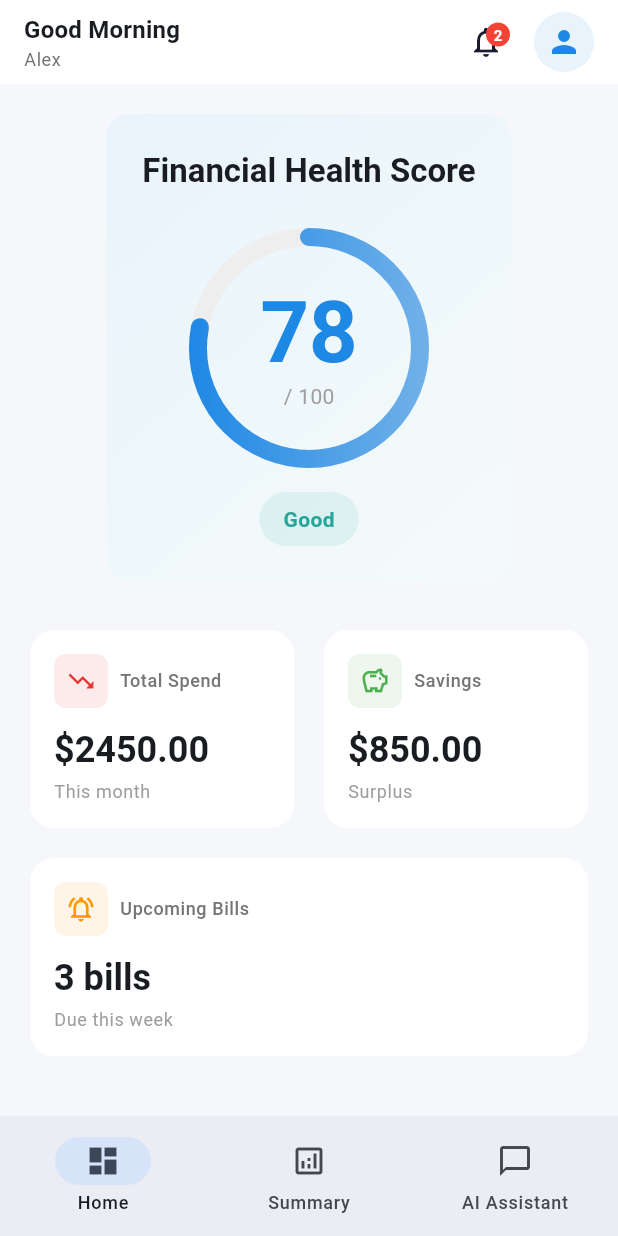
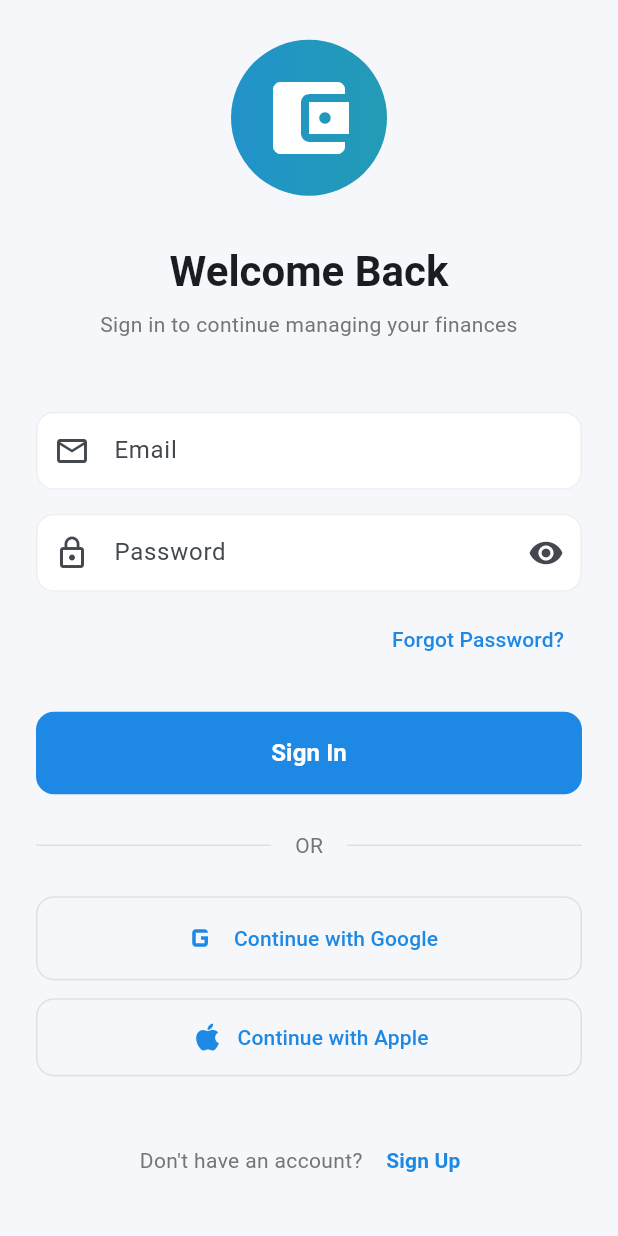
Before and after one commit to manmit-s/finai_app, a Flutter app: the screen it shows after launch, on a phone screen of 412 x 824 dp. Run offline on Flutter 3.47's test engine with Material 3 defaults, Android fonts, the light colour scheme and no system bars.

Commit message:
AuthPage Created

```diff
--- /dev/null
+++ b/lib/features/auth/presentation/login_page.dart
@@ -0,0 +1,284 @@
+import 'package:flutter/material.dart';
+import 'package:finai/features/auth/presentation/signup_page.dart';
+import 'package:finai/widgets/bottom_nav_scaffold.dart';
+
+/// Login page for user authentication
+class LoginPage extends StatefulWidget {
+  const LoginPage({super.key});
+
+  @override
+  State<LoginPage> createState() => _LoginPageState();
+}
+
+class _LoginPageState extends State<LoginPage> {
+  final _formKey = GlobalKey<FormState>();
+  final _emailController = TextEditingController();
+  final _passwordController = TextEditingController();
+  bool _isPasswordVisible = false;
+  bool _isLoading = false;
+
+  @override
+  void dispose() {
+    _emailController.dispose();
+    _passwordController.dispose();
+    super.dispose();
+  }
+
+  Future<void> _handleLogin() async {
+    if (_formKey.currentState!.validate()) {
+      setState(() {
+        _isLoading = true;
+      });
+
+      // Simulate API call
+      await Future.delayed(const Duration(seconds: 2));
+
+      if (mounted) {
+        setState(() {
+          _isLoading = false;
+        });
+
+        // Navigate to home page
+        Navigator.of(context).pushReplacement(
+          MaterialPageRoute(builder: (context) => const BottomNavScaffold()),
+        );
+      }
+    }
+  }
+
+  @override
+  Widget build(BuildContext context) {
+    return Scaffold(
+      backgroundColor: Theme.of(context).scaffoldBackgroundColor,
+      body: SafeArea(
+        child: Center(
+          child: SingleChildScrollView(
+            padding: const EdgeInsets.all(24),
+            child: Form(
+              key: _formKey,
+              child: Column(
+                mainAxisAlignment: MainAxisAlignment.center,
+                crossAxisAlignment: CrossAxisAlignment.stretch,
+                children: [
+                  // Logo and Title
+                  Container(
+                    padding: const EdgeInsets.all(20),
+                    decoration: BoxDecoration(
+                      gradient: LinearGradient(
+                        colors: [
+                          Theme.of(context).colorScheme.primary,
+                          Theme.of(context).colorScheme.secondary,
+                        ],
+                      ),
+                      shape: BoxShape.circle,
+                    ),
+                    child: const Icon(
+                      Icons.account_balance_wallet,
+                      size: 64,
+                      color: Colors.white,
+                    ),
+                  ),
+                  const SizedBox(height: 32),
+                  Text(
+                    'Welcome Back',
+                    style: Theme.of(context).textTheme.headlineMedium?.copyWith(
+                      fontWeight: FontWeight.bold,
+                    ),
+                    textAlign: TextAlign.center,
+                  ),
+                  const SizedBox(height: 8),
+                  Text(
+                    'Sign in to continue managing your finances',
+                    style: Theme.of(context).textTheme.bodyMedium?.copyWith(
+                      color: Colors.grey.shade600,
+                    ),
+                    textAlign: TextAlign.center,
+                  ),
+                  const SizedBox(height: 48),
+
+                  // Email Field
+                  TextFormField(
+                    controller: _emailController,
+                    keyboardType: TextInputType.emailAddress,
+                    decoration: const InputDecoration(
+                      labelText: 'Email',
+                      hintText: 'Enter your email',
+                      prefixIcon: Icon(Icons.email_outlined),
+                    ),
+                    validator: (value) {
+                      if (value == null || value.isEmpty) {
+                        return 'Please enter your email';
+                      }
+                      if (!value.contains('@')) {
+                        return 'Please enter a valid email';
+                      }
+                      return null;
+                    },
+                  ),
+                  const SizedBox(height: 16),
+
+                  // Password Field
+                  TextFormField(
+                    controller: _passwordController,
+                    obscureText: !_isPasswordVisible,
+                    decoration: InputDecoration(
+                      labelText: 'Password',
+                      hintText: 'Enter your password',
+                      prefixIcon: const Icon(Icons.lock_outline),
+                      suffixIcon: IconButton(
+                        icon: Icon(
+                          _isPasswordVisible
+                              ? Icons.visibility_off
+                              : Icons.visibility,
+                        ),
+                        onPressed: () {
+                          setState(() {
+                            _isPasswordVisible = !_isPasswordVisible;
+                          });
+                        },
+                      ),
+                    ),
+                    validator: (value) {
+                      if (value == null || value.isEmpty) {
+                        return 'Please enter your password';
+                      }
+                      if (value.length < 6) {
+                        return 'Password must be at least 6 characters';
+                      }
+                      return null;
+                    },
+                  ),
+                  const SizedBox(height: 8),
+
+                  // Forgot Password
+                  Align(
+                    alignment: Alignment.centerRight,
+                    child: TextButton(
+                      onPressed: () {
+                        // Handle forgot password
+                      },
+                      child: Text(
+                        'Forgot Password?',
+                        style: TextStyle(
+                          color: Theme.of(context).colorScheme.primary,
+                        ),
+                      ),
+                    ),
+                  ),
+                  const SizedBox(height: 24),
+
+                  // Login Button
+                  ElevatedButton(
+                    onPressed: _isLoading ? null : _handleLogin,
+                    style: ElevatedButton.styleFrom(
+                      padding: const EdgeInsets.symmetric(vertical: 16),
+                      backgroundColor: Theme.of(context).colorScheme.primary,
+                      foregroundColor: Colors.white,
+                      shape: RoundedRectangleBorder(
+                        borderRadius: BorderRadius.circular(12),
+                      ),
+                    ),
+                    child: _isLoading
+                        ? const SizedBox(
+                            height: 20,
+                            width: 20,
+                            child: CircularProgressIndicator(
+                              strokeWidth: 2,
+                              valueColor: AlwaysStoppedAnimation<Color>(
+                                Colors.white,
+                              ),
+                            ),
+                          )
+                        : const Text(
+                            'Sign In',
+                            style: TextStyle(
+                              fontSize: 16,
+                              fontWeight: FontWeight.bold,
+                            ),
+                          ),
+                  ),
+                  const SizedBox(height: 24),
+
+                  // Divider
+                  Row(
+                    children: [
+                      Expanded(child: Divider(color: Colors.grey.shade300)),
+                      Padding(
+                        padding: const EdgeInsets.symmetric(horizontal: 16),
+                        child: Text(
+                          'OR',
+                          style: TextStyle(color: Colors.grey.shade600),
+                        ),
+                      ),
+                      Expanded(child: Divider(color: Colors.grey.shade300)),
+                    ],
+                  ),
+                  const SizedBox(height: 24),
+
+                  // Social Login Buttons
+                  OutlinedButton.icon(
+                    onPressed: () {
+                      // Handle Google sign in
+                    },
+                    style: OutlinedButton.styleFrom(
+                      padding: const EdgeInsets.symmetric(vertical: 14),
+                      side: BorderSide(color: Colors.grey.shade300),
+                      shape: RoundedRectangleBorder(
+                        borderRadius: BorderRadius.circular(12),
+                      ),
+                    ),
+                    icon: const Icon(Icons.g_mobiledata, size: 28),
+                    label: const Text('Continue with Google'),
+                  ),
+                  const SizedBox(height: 12),
+                  OutlinedButton.icon(
+                    onPressed: () {
+                      // Handle Apple sign in
+                    },
+                    style: OutlinedButton.styleFrom(
+                      padding: const EdgeInsets.symmetric(vertical: 14),
+                      side: BorderSide(color: Colors.grey.shade300),
+                      shape: RoundedRectangleBorder(
+                        borderRadius: BorderRadius.circular(12),
+                      ),
+                    ),
+                    icon: const Icon(Icons.apple, size: 24),
+                    label: const Text('Continue with Apple'),
+                  ),
+                  const SizedBox(height: 32),
+
+                  // Sign Up Link
+                  Row(
+                    mainAxisAlignment: MainAxisAlignment.center,
+                    children: [
+                      Text(
+                        'Don\'t have an account? ',
+                        style: TextStyle(color: Colors.grey.shade600),
+                      ),
+                      TextButton(
+                        onPressed: () {
+                          Navigator.of(context).push(
+                            MaterialPageRoute(
+                              builder: (context) => const SignUpPage(),
+                            ),
+                          );
+                        },
+                        child: Text(
+                          'Sign Up',
+                          style: TextStyle(
+                            color: Theme.of(context).colorScheme.primary,
+                            fontWeight: FontWeight.bold,
+                          ),
+                        ),
+                      ),
+                    ],
+                  ),
+                ],
+              ),
+            ),
+          ),
+        ),
+      ),
+    );
+  }
+}
--- a/lib/main.dart
+++ b/lib/main.dart
@@ -2,6 +2,7 @@ import 'package:flutter/material.dart';
 import 'package:flutter/services.dart';
 import 'package:finai/theme/app_theme.dart';
 import 'package:finai/widgets/bottom_nav_scaffold.dart';
+import 'package:finai/features/auth/presentation/login_page.dart';
 import 'package:provider/provider.dart';
 import 'package:finai/providers/user_data.dart';
 import 'package:finai/providers/notification_provider.dart';
@@ -38,7 +39,7 @@ class FinAIApp extends StatelessWidget {
         theme: AppTheme.lightTheme,
         darkTheme: AppTheme.darkTheme,
         themeMode: ThemeMode.system,
-        home: const BottomNavScaffold(),
+        home: const LoginPage(),
       ),
     );
   }
```
Also changed, not shown: lib/features/auth/presentation/signup_page.dart (added, +396 -0 lines).
